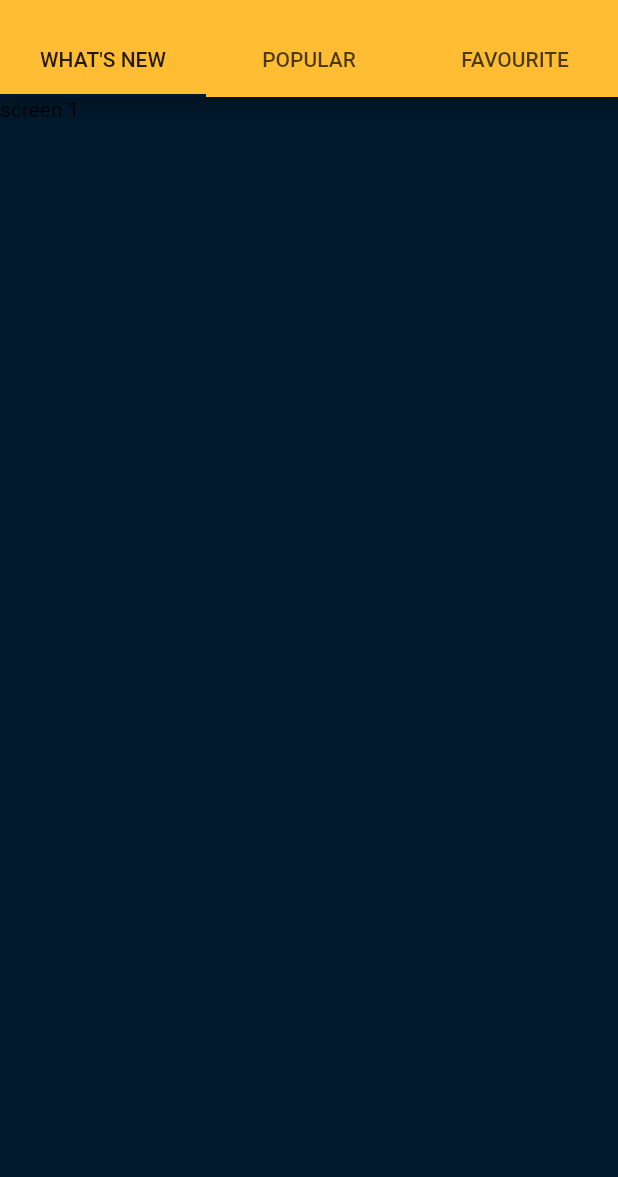
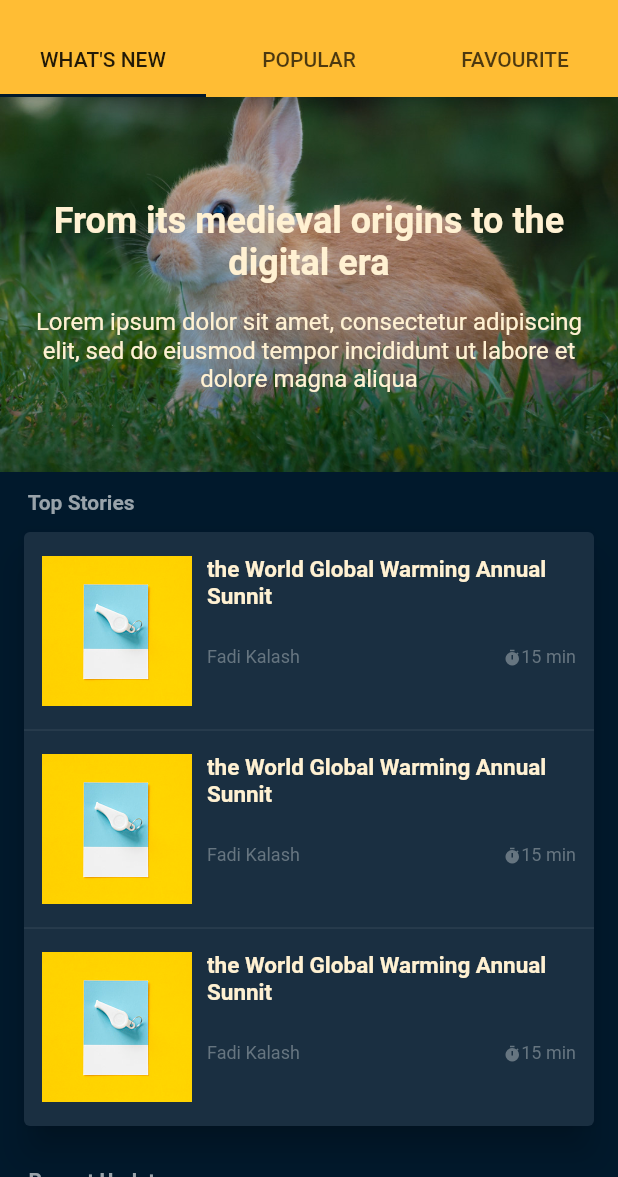
Before and after one commit to fadi7/new_app, a Flutter app: the screen it shows after launch, after a tap on "ادخل التطبيق", on a phone screen of 412 x 824 dp, the part 59-1236 px from its top. Run offline on Flutter 3.47's test engine with Material 2 defaults, Android fonts, the phone set to English and light mode, and no system bars; our stand-ins replace page_indicator, shared_preferences.

Commit message:
finish tab one and 2

```diff
--- /dev/null
+++ b/lib/components/card_row.dart
@@ -0,0 +1,50 @@
+import 'package:flutter/material.dart';
+import 'package:newapp/components/time_icon.dart';
+import 'package:newapp/constrains.dart';
+
+class CardRow extends StatelessWidget {
+  @override
+  Widget build(BuildContext context) {
+    return Padding(
+      padding:
+          const EdgeInsets.only(top: 8.0, left: 12.0, right: 12.0, bottom: 8.0),
+      child: Row(
+        crossAxisAlignment: CrossAxisAlignment.start,
+        children: <Widget>[
+          Image(
+            image: AssetImage('assets/images/test.jpg'),
+            height: 100.0,
+            width: 100.0,
+          ),
+          SizedBox(width: 10.0),
+          Expanded(
+            child: Column(
+              mainAxisAlignment: MainAxisAlignment.spaceBetween,
+              children: <Widget>[
+                Text(
+                  'the World Global Warming Annual Sunnit',
+                  maxLines: 3,
+                  style: kCardTitleStyle,
+                ),
+                SizedBox(
+                  height: 24.0,
+                ),
+                Row(
+                  crossAxisAlignment: CrossAxisAlignment.end,
+                  mainAxisAlignment: MainAxisAlignment.spaceBetween,
+                  children: <Widget>[
+                    Text(
+                      'Fadi Kalash',
+                      style: kCardWriterStyle,
+                    ),
+                    TimeIcon(),
+                  ],
+                ),
+              ],
+            ),
+          ),
+        ],
+      ),
+    );
+  }
+}
--- /dev/null
+++ b/lib/components/time_icon.dart
@@ -0,0 +1,22 @@
+import 'package:flutter/material.dart';
+import 'package:newapp/constrains.dart';
+
+class TimeIcon extends StatelessWidget {
+  @override
+  Widget build(BuildContext context) {
+    return Row(
+      crossAxisAlignment: CrossAxisAlignment.end,
+      children: <Widget>[
+        Icon(
+          Icons.timer,
+          size: 12.0,
+          color: Color(0xff667580),
+        ),
+        Text(
+          '15 min',
+          style: kCardWriterStyle,
+        ),
+      ],
+    );
+  }
+}
--- /dev/null
+++ b/lib/components/wide_card.dart
@@ -0,0 +1,52 @@
+import 'package:flutter/material.dart';
+import 'package:newapp/components/time_icon.dart';
+import 'package:newapp/constrains.dart';
+
+class WideCard extends StatelessWidget {
+  @override
+  Widget build(BuildContext context) {
+    return Card(
+      margin: EdgeInsets.symmetric(vertical: 8.0),
+      elevation: 10.0,
+      color: Color(0XFF1a2f41),
+      child: Column(
+        crossAxisAlignment: CrossAxisAlignment.start,
+        mainAxisAlignment: MainAxisAlignment.start,
+        children: <Widget>[
+          Image(
+            image: AssetImage('assets/images/test.jpg'),
+            fit: BoxFit.cover,
+            width: double.infinity,
+            height: 200.0,
+          ),
+          Container(
+            margin: EdgeInsets.all(16.0),
+            padding: EdgeInsets.symmetric(horizontal: 24.0),
+            decoration: BoxDecoration(
+              borderRadius: BorderRadius.all(Radius.circular(5.0)),
+              color: Colors.redAccent,
+            ),
+            child: Text(
+              'SPORT',
+              style: kTagTextStyle,
+            ),
+          ),
+          Padding(
+            padding: const EdgeInsets.symmetric(horizontal: 16.0),
+            child: Text(
+              'Vittel is Ferrari Number One - Hamilton',
+              style: kCardTitleStyle,
+            ),
+          ),
+          SizedBox(
+            height: 8.0,
+          ),
+          Padding(
+            padding: const EdgeInsets.only(bottom: 16.0, left: 16.0),
+            child: TimeIcon(),
+          ),
+        ],
+      ),
+    );
+  }
+}
--- a/lib/constrains.dart
+++ b/lib/constrains.dart
@@ -1,5 +1,4 @@
 import 'package:flutter/material.dart';
-
 
 const kWelcomeTitleStyle = TextStyle(
   fontSize: 40.0,
@@ -11,3 +10,33 @@ const kWelcomeDescriptionStyle = TextStyle(
   fontSize: 16.0,
   color: Colors.white70,
 );
+
+const kTextTitleStyle = TextStyle(
+  fontSize: 24.0,
+  color: Color(0xfffff1d2),
+  fontWeight: FontWeight.bold,
+);
+const kTextSubtitleStyle = TextStyle(
+  fontSize: 16.0,
+  color: Color(0xfffff1d2),
+);
+
+const kSectionTitleStyle = TextStyle(
+  fontSize: 14.0,
+  color: Color(0xff99a3aa),
+  fontWeight: FontWeight.bold,
+);
+const kCardTitleStyle = TextStyle(
+  fontSize: 15.0,
+  color: Color(0xfffff1d2),
+  fontWeight: FontWeight.bold,
+);
+const kCardWriterStyle = TextStyle(
+  fontSize: 12.0,
+  color: Color(0xff667580),
+);
+
+const kTagTextStyle = TextStyle(
+  color: Color(0xfffff1d2),
+  fontSize: 14.0,
+);
--- a/lib/screens/home_screen.dart
+++ b/lib/screens/home_screen.dart
@@ -1,5 +1,9 @@
 import 'package:flutter/material.dart';
 import 'package:newapp/shared_ui/main_drawer.dart';
+
+import 'home_tabs/tab_one.dart';
+import 'home_tabs/tab_two.dart';
+import 'home_tabs/tab_three.dart';
 
 class HomeScreen extends StatefulWidget {
   static String id = 'home_screen';
@@ -63,9 +67,9 @@ class _HomeScreenState extends State<HomeScreen>
       drawer: MainDrawer(),
       body: TabBarView(
         children: <Widget>[
-          Text('screen 1'),
-          Text('screen 2'),
-          Text('screen 3'),
+          TabOne(),
+          TabTwo(),
+          TabThree(),
         ],
         controller: _tabController,
       ),
--- /dev/null
+++ b/lib/screens/home_tabs/tab_one.dart
@@ -0,0 +1,112 @@
+import 'package:flutter/cupertino.dart';
+import 'package:flutter/material.dart';
+import 'package:newapp/components/card_row.dart';
+import 'package:newapp/components/wide_card.dart';
+
+import '../../constrains.dart';
+
+class TabOne extends StatelessWidget {
+  @override
+  Widget build(BuildContext context) {
+    return SingleChildScrollView(
+      child: Column(
+        children: <Widget>[
+          _drawHeader(),
+          _drawTopStories(),
+          _drawRecentUpdate(),
+        ],
+      ),
+    );
+  }
+
+  Widget _drawRecentUpdate() {
+    return Padding(
+      padding: const EdgeInsets.all(12.0),
+      child: Column(
+        crossAxisAlignment: CrossAxisAlignment.stretch,
+        children: <Widget>[
+          Text(
+            '  Recent Updates',
+            style: kSectionTitleStyle,
+          ),
+          SizedBox(
+            height: 8.0,
+          ),
+          WideCard(),
+          WideCard(),
+        ],
+      ),
+    );
+  }
+
+  Widget _drawTopStories() {
+    return Padding(
+      padding: const EdgeInsets.all(12.0),
+      child: Column(
+        crossAxisAlignment: CrossAxisAlignment.stretch,
+        children: <Widget>[
+          Text(
+            '  Top Stories',
+            style: kSectionTitleStyle,
+          ),
+          SizedBox(
+            height: 8.0,
+          ),
+          Card(
+            elevation: 10.0,
+            color: Color(0XFF1a2f41),
+            child: Padding(
+              padding: const EdgeInsets.symmetric(vertical: 8.0),
+              child: Column(
+                children: <Widget>[
+                  CardRow(),
+                  Divider(color: Color(0xff334656)),
+                  CardRow(),
+                  Divider(color: Color(0xff334656)),
+                  CardRow(),
+                ],
+              ),
+            ),
+          )
+        ],
+      ),
+    );
+  }
+
+  Widget _drawHeader() {
+    return Container(
+      padding: EdgeInsets.symmetric(horizontal: 12.0),
+      decoration: BoxDecoration(
+        image: DecorationImage(
+          image: AssetImage('assets/images/rabbit.jpg'),
+          fit: BoxFit.cover,
+        ),
+      ),
+      height: 250.0,
+      child: Column(
+        mainAxisAlignment: MainAxisAlignment.center,
+        crossAxisAlignment: CrossAxisAlignment.stretch,
+        children: <Widget>[
+          Padding(
+            padding: const EdgeInsets.symmetric(
+              horizontal: 20.0,
+              vertical: 16.0,
+            ),
+            child: Text(
+              'From its medieval origins to the digital era',
+              textAlign: TextAlign.center,
+              style: kTextTitleStyle,
+            ),
+          ),
+          Text(
+            'Lorem ipsum dolor sit amet, consectetur adipiscing elit, sed do eiusmod tempor incididunt ut labore et dolore magna aliqua',
+            style: kTextSubtitleStyle,
+            textAlign: TextAlign.center,
+          ),
+        ],
+      ),
+    );
+  }
+}
+
+//#
--- /dev/null
+++ b/lib/screens/home_tabs/tab_three.dart
@@ -0,0 +1,8 @@
+import 'package:flutter/material.dart';
+
+class TabThree extends StatelessWidget {
+  @override
+  Widget build(BuildContext context) {
+    return Container();
+  }
+}
--- /dev/null
+++ b/lib/screens/home_tabs/tab_two.dart
@@ -0,0 +1,20 @@
+import 'package:flutter/material.dart';
+import 'package:newapp/components/card_row.dart';
+
+class TabTwo extends StatelessWidget {
+  @override
+  Widget build(BuildContext context) {
+    return ListView.builder(
+      padding: EdgeInsets.only(top: 16.0),
+      itemBuilder: (context, index) {
+        return Column(
+          children: <Widget>[
+            CardRow(),
+            Divider(color: Color(0xff334656)),
+          ],
+        );
+      },
+      itemCount: 6,
+    );
+  }
+}
```
Also changed, not shown: assets/images/rabbit.jpg (added), assets/images/test.jpg (added).
